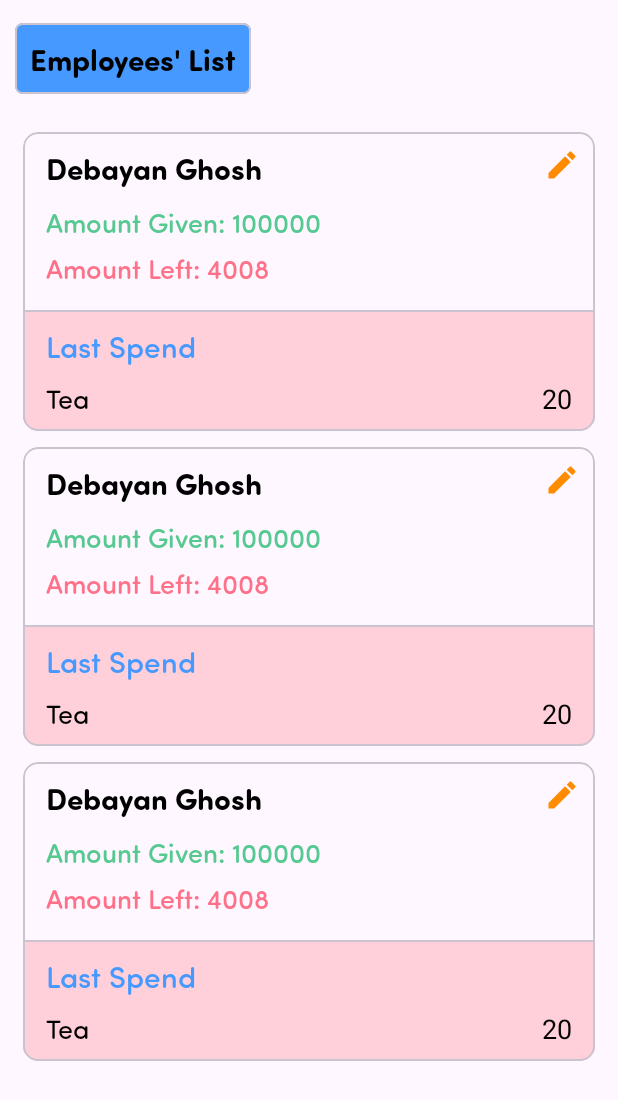
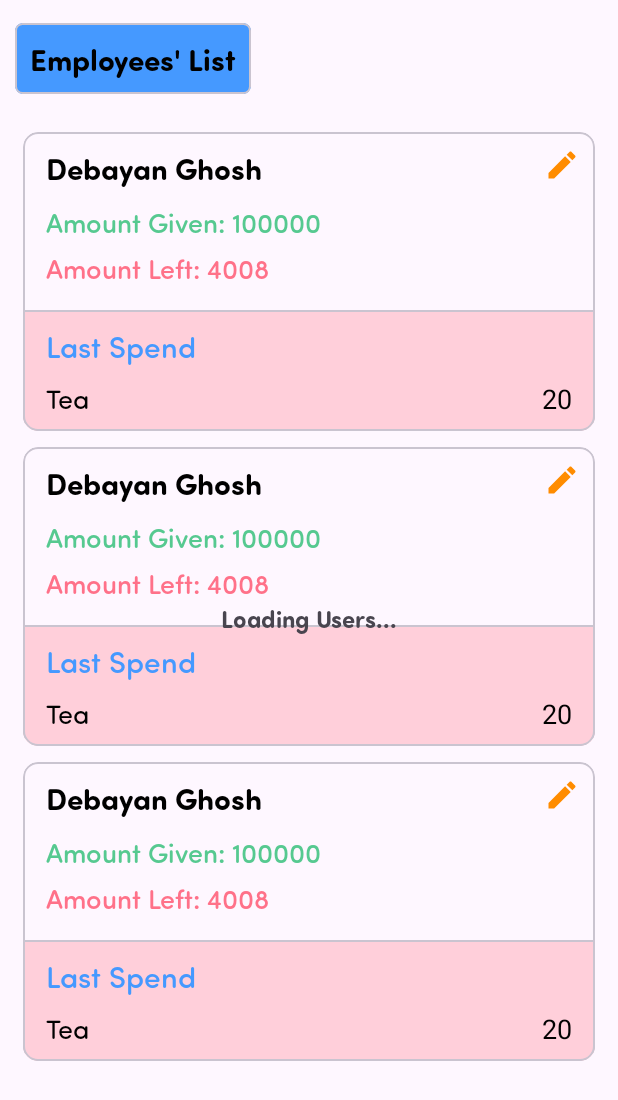
Before and after one commit to debz-g/MoneyManager, an Android app: the layout activity_main.xml on its own in the app's theme, with its tools: preview values and no code run, on a phone screen of 412 x 824 dp. Shown: the top 1100 px of the screen. Run offline under Robolectric (Android 15) with nearby library versions, the phone set to English and light mode, and no system bars.

Commit message:
First contribution of 2023.

```diff
--- a/app/src/main/java/dev/refox/moneymanager/MainActivity.kt
+++ b/app/src/main/java/dev/refox/moneymanager/MainActivity.kt
@@ -5,6 +5,7 @@ import android.graphics.Color
 import android.graphics.drawable.ColorDrawable
 import androidx.appcompat.app.AppCompatActivity
 import android.os.Bundle
+import android.view.View
 import android.widget.Button
 import androidx.recyclerview.widget.LinearLayoutManager
 import com.google.android.material.textfield.TextInputEditText
@@ -18,7 +19,6 @@ import dev.refox.moneymanager.model.UserModel
 private lateinit var binding: ActivityMainBinding
 private lateinit var empList: ArrayList<UserModel>
 private lateinit var database: DatabaseReference
-private lateinit var databaseTwo: DatabaseReference
 
 class MainActivity : AppCompatActivity() {
     override fun onCreate(savedInstanceState: Bundle?) {
@@ -28,6 +28,8 @@ class MainActivity : AppCompatActivity() {
 
         binding.rvEmployeesList.layoutManager = LinearLayoutManager(this)
         binding.rvEmployeesList.setHasFixedSize(true)
+        binding.tvNoUsers.visibility = View.VISIBLE
+        binding.rvEmployeesList.visibility = View.INVISIBLE
 
         database = FirebaseDatabase.getInstance().getReference("employees")
 
@@ -43,6 +45,8 @@ class MainActivity : AppCompatActivity() {
                         val empData = empSnap.getValue(UserModel::class.java)
                         empList.add(empData!!)
                     }
+                    binding.tvNoUsers.visibility = View.GONE
+                    binding.rvEmployeesList.visibility = View.VISIBLE
                     binding.rvEmployeesList.adapter = employeeAdapter
                 }
             }
--- a/app/src/main/res/layout/activity_main.xml
+++ b/app/src/main/res/layout/activity_main.xml
@@ -47,4 +47,17 @@
        android:layout_marginBottom="15dp"
        tools:listitem="@layout/employee_item_layout"
        />
+
+   <TextView
+       android:id="@+id/tvNoUsers"
+       android:layout_width="wrap_content"
+       android:layout_height="wrap_content"
+       app:layout_constraintStart_toStartOf="parent"
+       app:layout_constraintEnd_toEndOf="parent"
+       app:layout_constraintTop_toTopOf="parent"
+       app:layout_constraintBottom_toBottomOf="parent"
+       android:text="Loading Users..."
+       android:textSize="16sp"
+       android:fontFamily="@font/sofiaprosoftbold"
+       />
 </androidx.constraintlayout.widget.ConstraintLayout>
```
